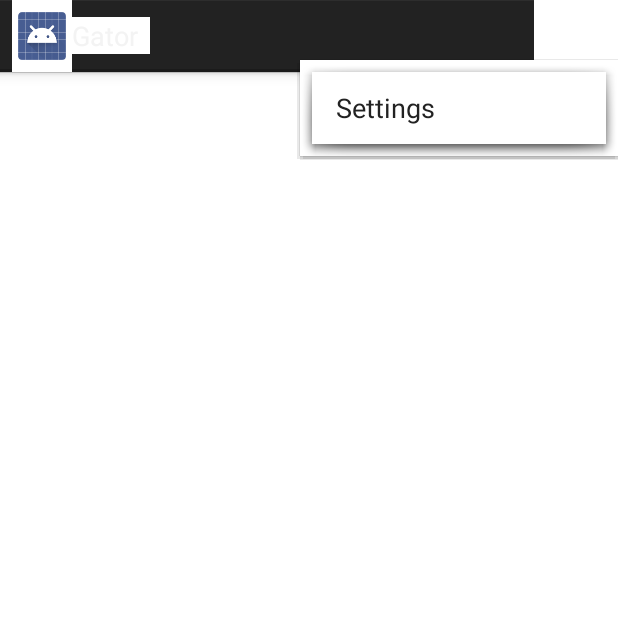
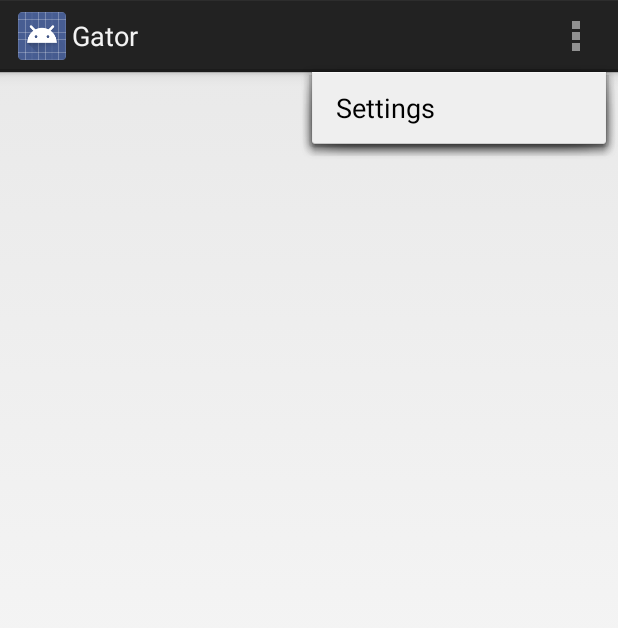
Before and after one commit to c11z/sqrl-android, an Android app: the screen it shows after launch (FeedActivity), with the options menu open, on a phone screen of 412 x 824 dp. Shown: the top 628 px of the screen. Run offline under Robolectric (Android 15) with nearby library versions, the phone set to English and light mode, and no system bars; libraries missing offline, so code that uses them is left out: com.loopj.android, com.nostra13.universalimageloader; 1 statement that could not run was skipped.

Commit message:
fixing crappy styling on the action bar.

```diff
--- a/gator/src/main/res/values/styles.xml
+++ b/gator/src/main/res/values/styles.xml
@@ -3,8 +3,8 @@
     <!-- Base application theme. -->
     <style name="AppTheme" parent="android:Theme.Holo.Light.DarkActionBar">
         <!-- Customize your theme here. -->
-        <item name="android:textColor">#222222</item>
-        <item name="android:background">#FFFFFF</item>
+        <!--<item name="android:textColor">#222222</item>
+        <item name="android:background">#FFFFFF</item>-->
     </style>
 
 </resources>
```
